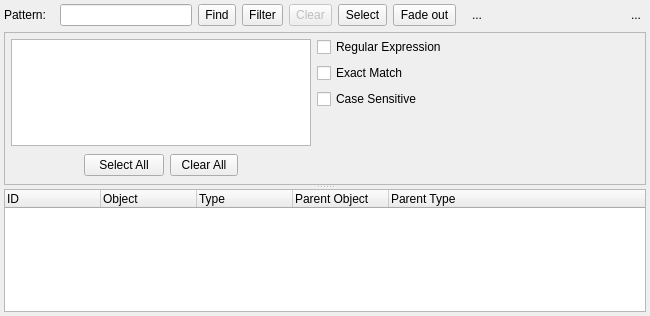
First picture: the form in libpgmodeler_ui/ui/objectfinderwidget.ui, repository pgmodeler/pgmodeler, before the edit.
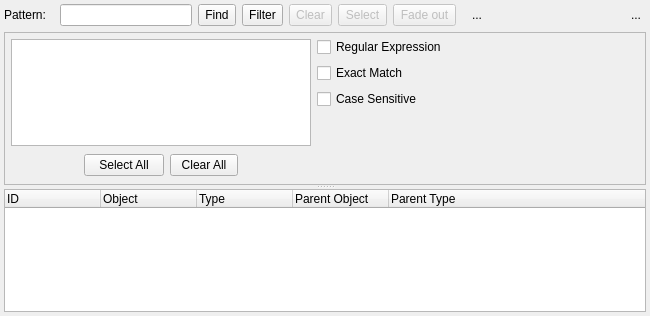
Second picture: the form after the edit. Icons and pictures are not drawn.

Commit message: Changed the behaviour of select and fade buttons in ObjectFinderWidget in such way to enable the user to select/fade the objects in the listing (or not included in the results)

What changed in the file:
```diff
--- a/libpgmodeler_ui/ui/objectfinderwidget.ui
+++ b/libpgmodeler_ui/ui/objectfinderwidget.ui
@@ -216,7 +216,7 @@
    <item row="0" column="5">
     <widget class="QToolButton" name="select_btn">
      <property name="enabled">
-      <bool>true</bool>
+      <bool>false</bool>
      </property>
      <property name="sizePolicy">
       <sizepolicy hsizetype="Preferred" vsizetype="Preferred">
@@ -247,7 +247,10 @@
       </size>
      </property>
      <property name="checkable">
-      <bool>true</bool>
+      <bool>false</bool>
+     </property>
+     <property name="popupMode">
+      <enum>QToolButton::InstantPopup</enum>
      </property>
      <property name="toolButtonStyle">
       <enum>Qt::ToolButtonTextBesideIcon</enum>
@@ -653,6 +656,9 @@
    </item>
    <item row="0" column="6">
     <widget class="QToolButton" name="fade_btn">
+     <property name="enabled">
+      <bool>false</bool>
+     </property>
      <property name="sizePolicy">
       <sizepolicy hsizetype="Preferred" vsizetype="Preferred">
        <horstretch>0</horstretch>
@@ -682,10 +688,10 @@
       </size>
      </property>
      <property name="checkable">
-      <bool>true</bool>
+      <bool>false</bool>
      </property>
      <property name="popupMode">
-      <enum>QToolButton::DelayedPopup</enum>
+      <enum>QToolButton::InstantPopup</enum>
      </property>
      <property name="toolButtonStyle">
       <enum>Qt::ToolButtonTextBesideIcon</enum>
```
Left out of the diff: 4 changed lines with no effect on the pictures. The commit also changes 2 other files.
